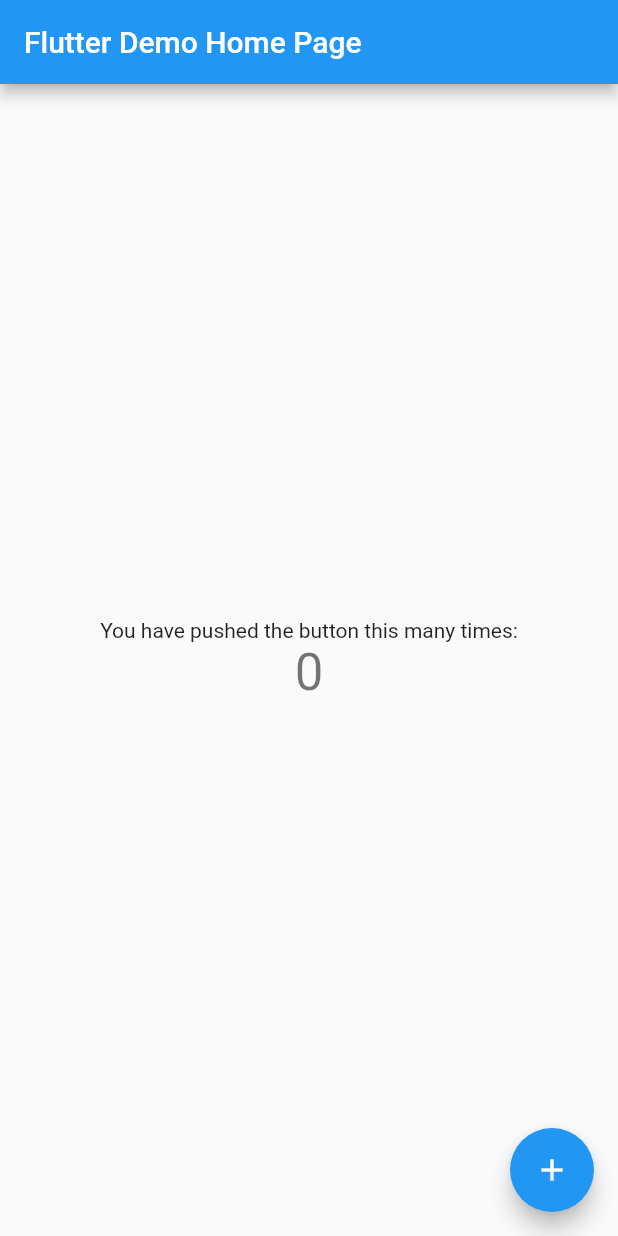
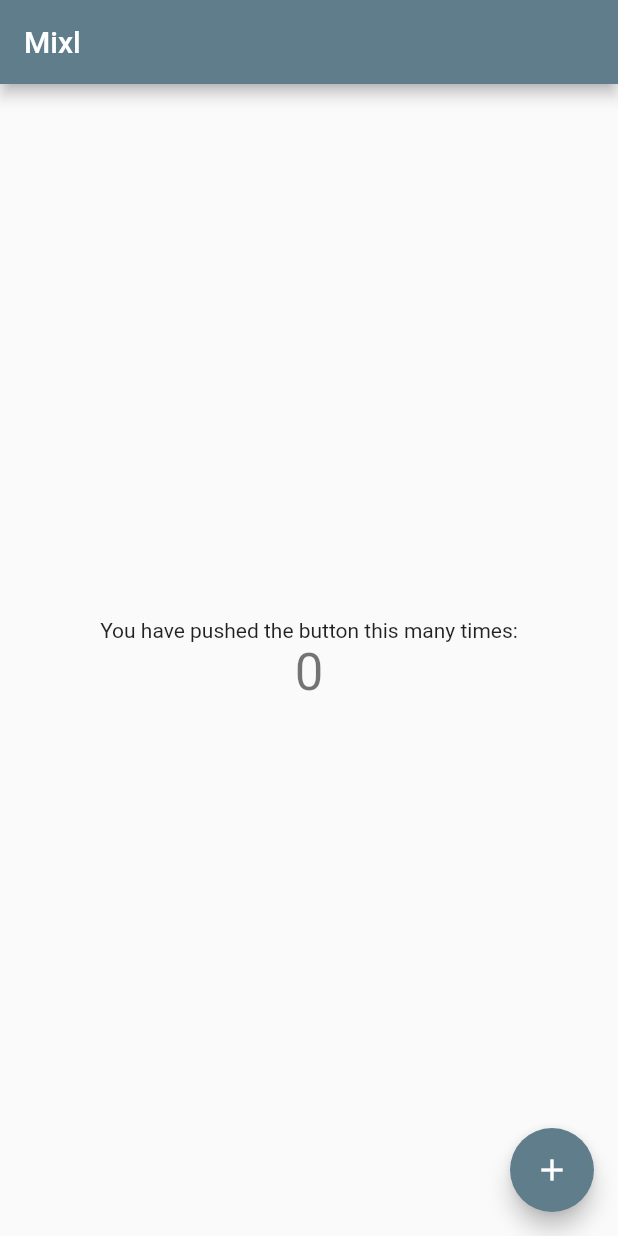
Before and after one commit to saranshahuja/mixl, a Flutter app: the screen it shows after launch, on a phone screen of 412 x 824 dp. Run offline on Flutter 3.47's test engine with Material 2 defaults, Android fonts, the phone set to English and light mode, and no system bars.

```diff
--- a/lib/main.dart
+++ b/lib/main.dart
@@ -12,7 +12,7 @@ class MyApp extends StatelessWidget {
   @override
   Widget build(BuildContext context) {
     return MaterialApp(
-      title: 'Flutter Demo',
+      title: 'Mixl',
       theme: ThemeData(
         // This is the theme of your application.
         //
@@ -23,9 +23,9 @@ class MyApp extends StatelessWidget {
         // or simply save your changes to "hot reload" in a Flutter IDE).
         // Notice that the counter didn't reset back to zero; the application
         // is not restarted.
-        primarySwatch: Colors.blue,
+        primarySwatch: Colors.blueGrey,
       ),
-      home: const MyHomePage(title: 'Flutter Demo Home Page'),
+      home: const MyHomePage(title: 'Mixl'),
     );
   }
 }
@@ -33,14 +33,7 @@ class MyApp extends StatelessWidget {
 class MyHomePage extends StatefulWidget {
   const MyHomePage({super.key, required this.title});
 
-  // This widget is the home page of your application. It is stateful, meaning
-  // that it has a State object (defined below) that contains fields that affect
-  // how it looks.
 
-  // This class is the configuration for the state. It holds the values (in this
-  // case the title) provided by the parent (in this case the App widget) and
-  // used by the build method of the State. Fields in a Widget subclass are
-  // always marked "final".
 
   final String title;
 
@@ -53,27 +46,16 @@ class _MyHomePageState extends State<MyHomePage> {
 
   void _incrementCounter() {
     setState(() {
-      // This call to setState tells the Flutter framework that something has
-      // changed in this State, which causes it to rerun the build method below
-      // so that the display can reflect the updated values. If we changed
-      // _counter without calling setState(), then the build method would not be
-      // called again, and so nothing would appear to happen.
       _counter++;
     });
   }
 
   @override
   Widget build(BuildContext context) {
-    // This method is rerun every time setState is called, for instance as done
-    // by the _incrementCounter method above.
-    //
-    // The Flutter framework has been optimized to make rerunning build methods
-    // fast, so that you can just rebuild anything that needs updating rather
-    // than having to individually change instances of widgets.
+
     return Scaffold(
       appBar: AppBar(
-        // Here we take the value from the MyHomePage object that was created by
-        // the App.build method, and use it to set our appbar title.
+
         title: Text(widget.title),
       ),
       body: Center(
```
Also changed, not shown: lib/Login.dart (added), lib/PlaylistView.dart (added), lib/Search.dart (added), lib/Settings.dart (added), lib/UserPlayerView.dart (added).
